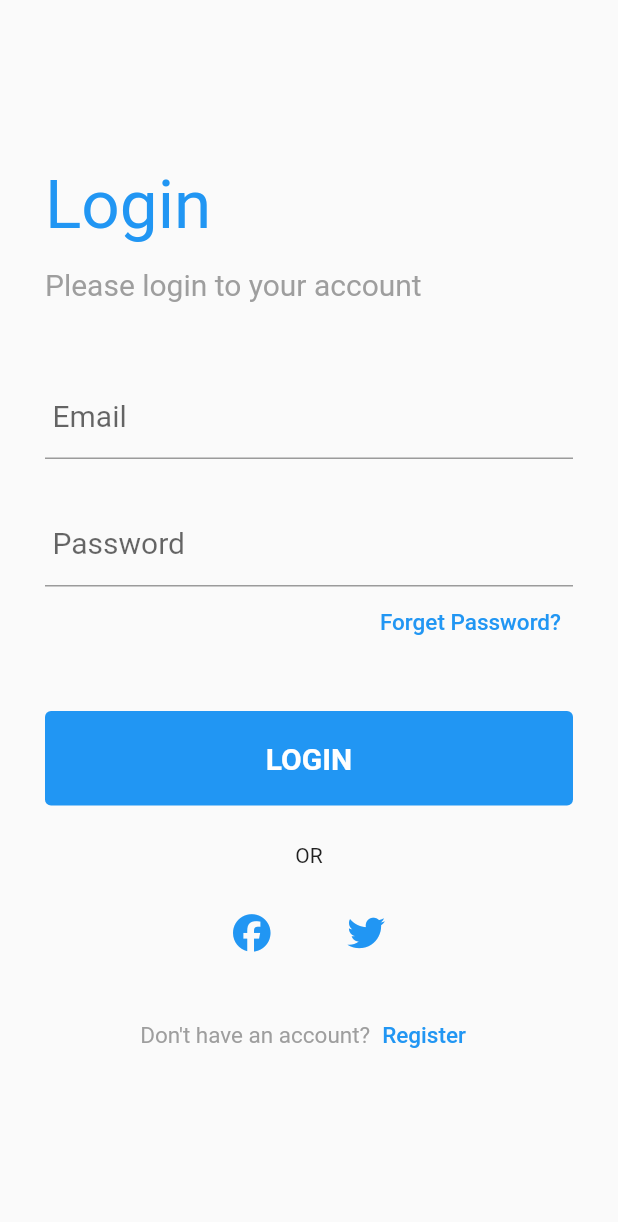
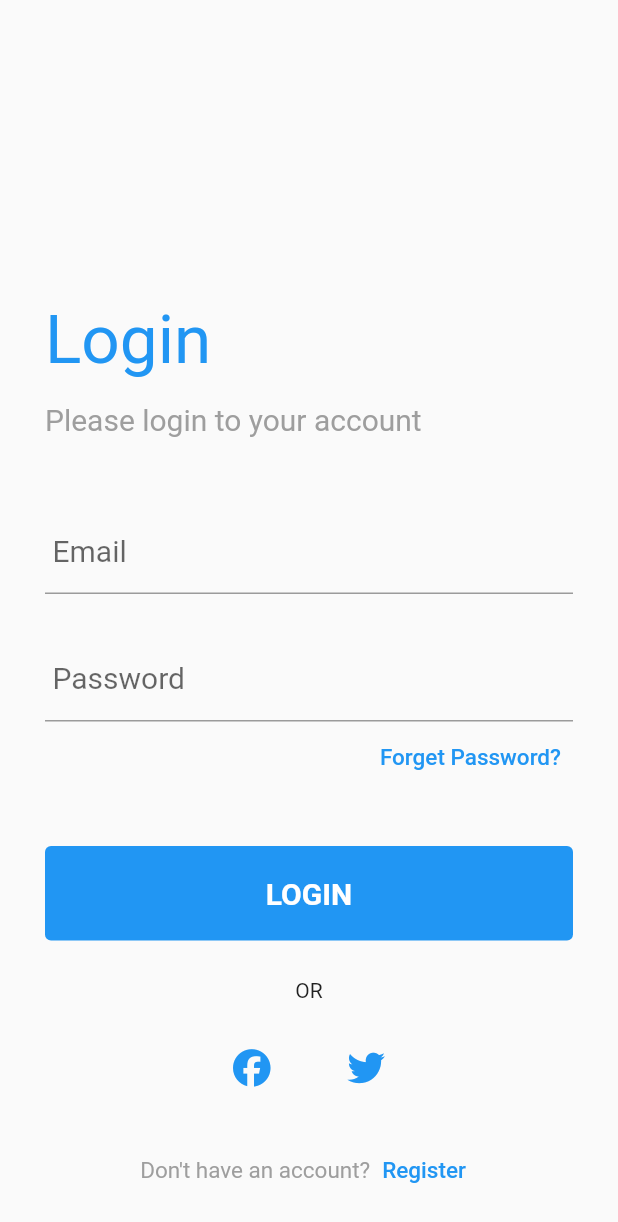
Before and after one commit to 3bdullahkama1/Login_and_Register1, a Flutter app: the screen it shows after launch, on a phone screen of 412 x 824 dp. Shown: the top 1222 px of the screen. Run offline on Flutter 3.47's test engine with Material 2 defaults, Android fonts, the phone set to English and light mode, and no system bars; our stand-ins replace flutter_bloc, font_awesome_flutter, sqflite; accounts and stored records are empty.

Commit message:
screen edit

```diff
--- a/lib/modules/buttom.dart
+++ b/lib/modules/buttom.dart
@@ -35,7 +35,9 @@ class Button extends StatelessWidget {
           padding: textPadding,
           backgroundColor: backgroundColor,
         ),
+        onLongPress: () =>print("long Press==================="),
         onPressed: action(),
+
         child: Text(
           text.toUpperCase(),
           style: TextStyle(
--- a/lib/modules/text_input.dart
+++ b/lib/modules/text_input.dart
@@ -5,10 +5,12 @@ class TextInput extends StatelessWidget {
   double fontSize;
   EdgeInsets padding;
   EdgeInsets contentPadding;
+  TextEditingController controller;
 
   TextInput({
     super.key,
     required this.label,
+    required this.controller,
     this.fontSize = 20,
     this.padding = const EdgeInsets.only(
       bottom: 30,
@@ -25,6 +27,7 @@ class TextInput extends StatelessWidget {
     return Padding(
       padding: padding,
       child: TextFormField(
+        controller: controller,
         decoration: InputDecoration(
           contentPadding: contentPadding,
           label: Text(
--- a/lib/screens/login_screen.dart
+++ b/lib/screens/login_screen.dart
@@ -1,5 +1,7 @@
 import 'package:flutter/material.dart';
 import 'package:font_awesome_flutter/font_awesome_flutter.dart';
+import 'package:login_and_register1/cubit/cubit.dart';
+import 'package:login_and_register1/cubit/state.dart';
 import 'package:login_and_register1/modules/buttom.dart';
 import 'package:login_and_register1/modules/not_have_account.dart';
 import 'package:login_and_register1/modules/title.dart';
@@ -7,20 +9,41 @@ import 'package:login_and_register1/modules/description.dart';
 import 'package:login_and_register1/modules/text_input.dart';
 import 'package:login_and_register1/modules/text_button.dart';
 
-class LoginScreen extends StatelessWidget {
-  const LoginScreen({super.key});
+class LoginScreen extends StatefulWidget {
+  LoginScreen({super.key});
+
+  @override
+  State<LoginScreen> createState() => _LoginScreenState();
+}
+
+class _LoginScreenState extends State<LoginScreen> {
+  var emailController = TextEditingController(text: "");
+
+  var passwordController = TextEditingController(text: "");
+
+  @override
+  void initState() {
+    // TODO: implement initState
+    super.initState();
+    AppCubit.get(context)..createDatabase();
+  }
 
   @override
   Widget build(BuildContext context) {
     return Scaffold(
       body: SafeArea(
         child: Padding(
-          padding: const EdgeInsets.symmetric(
-            horizontal: 30,
+          padding: const EdgeInsets.only(
+            left: 30,
+            right: 30,
+            bottom: 20,
           ),
+          child: Container(
+            alignment: Alignment.bottomCenter,
+            child: SingleChildScrollView(
               child: Column(
                 crossAxisAlignment: CrossAxisAlignment.start,
-            mainAxisAlignment: MainAxisAlignment.center,
+
                 children: [
                   MainTitle(
                     title: "Login",
@@ -30,6 +53,7 @@ class LoginScreen extends StatelessWidget {
                   ),
                   TextInput(
                     label: "Email",
+                    controller: emailController,
                   ),
                   Padding(
                     padding: const EdgeInsets.only(
@@ -40,6 +64,7 @@ class LoginScreen extends StatelessWidget {
                       children: [
                         TextInput(
                           label: "Password",
+                          controller: passwordController,
                           padding: const EdgeInsets.only(
                             bottom: 0,
                           ),
@@ -51,9 +76,30 @@ class LoginScreen extends StatelessWidget {
                       ],
                     ),
                   ),
-              Button(
-                text: "login",
-                action: () {},
+                  Container(
+                    padding: EdgeInsets.only(
+                      bottom: 25,
+                      top: 20,
+                    ),
+                    width: double.infinity,
+                    child: TextButton(
+                      style: TextButton.styleFrom(
+                        padding: const EdgeInsets.symmetric(
+                          vertical: 20,
+                        ),
+                        backgroundColor: Colors.blue,
+                      ),
+                      onLongPress: () => print("long Press==================="),
+                      onPressed: _log,
+                      child: Text(
+                        "login".toUpperCase(),
+                        style: TextStyle(
+                          color: Colors.white,
+                          fontSize: 20,
+                          fontWeight: FontWeight.w600,
+                        ),
+                      ),
+                    ),
                   ),
                   Row(
                     mainAxisAlignment: MainAxisAlignment.center,
@@ -107,6 +153,21 @@ class LoginScreen extends StatelessWidget {
               ),
             ),
           ),
+        ),
+      ),
     );
   }
+
+  _log() {
+    bool b = AppCubit.get(context).loginValid(
+        email: emailController.value.toString(),
+        password: passwordController.value.toString());
+    if (b == true) {
+      //login to app
+      print("sac");
+    } else {
+      print("nooo");
     }
+    b = true;
+  }
+}
```
Lines whose indentation alone changed are shown as unchanged.
